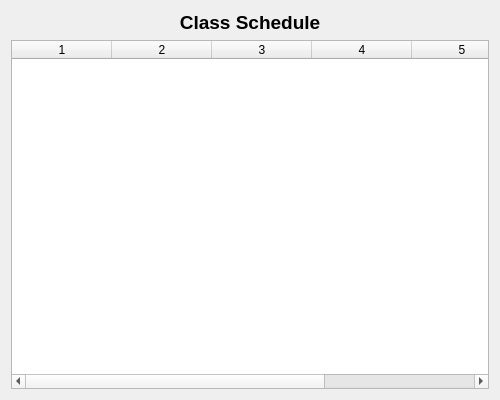
Above: StudentPanel/StudentSchedule.ui from sarimkhan4/SchoolManagementSystem before the change. Below: the same form after it.
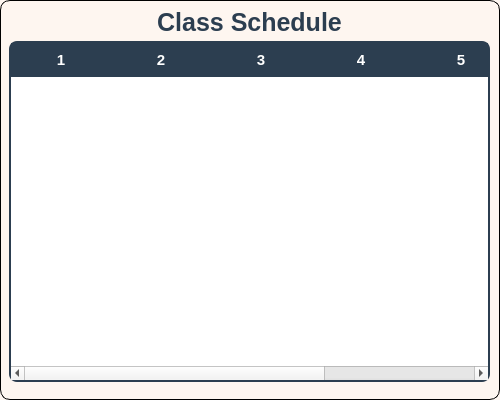
That is the form after the change.

Commit message: Created a UI for AdminPanel (6 files), StudentPanel (6 files), TeacherPanel (5 files), Login.

What changed in the file:
```diff
--- a/StudentPanel/StudentSchedule.ui
+++ b/StudentPanel/StudentSchedule.ui
@@ -13,27 +13,89 @@
   <property name="windowTitle">
    <string>Class Schedule</string>
   </property>
-  <layout class="QVBoxLayout" name="verticalLayout">
-   <item>
+  <property name="styleSheet">
+   <string notr="true">QDialog#StudentSchedule {
+        background-color: #fef6f0   ;
+        border: 1px solid black;
+        border-radius: 10%;
+}</string>
+  </property>
     <widget class="QLabel" name="label">
+   <property name="geometry">
+    <rect>
+     <x>9</x>
+     <y>9</y>
+     <width>481</width>
+     <height>26</height>
+    </rect>
+   </property>
      <property name="font">
       <font>
-       <pointsize>14</pointsize>
+     <pointsize>-1</pointsize>
        <bold>true</bold>
       </font>
      </property>
+   <property name="styleSheet">
+    <string notr="true">QLabel#label {
+        font-size: 25px;
+color: #2c3e50 ;
+}</string>
+   </property>
      <property name="text">
       <string>Class Schedule</string>
      </property>
      <property name="alignment">
-      <set>Qt::AlignCenter</set>
-     </property>
-    </widget>
-   </item>
-   <item>
+    <set>Qt::AlignmentFlag::AlignCenter</set>
+   </property>
+  </widget>
     <widget class="QTableWidget" name="tableWidget">
-     <property name="columnCount">
-      <number>6</number>
+   <property name="geometry">
+    <rect>
+     <x>9</x>
+     <y>41</y>
+     <width>481</width>
+     <height>341</height>
+    </rect>
+   </property>
+   <property name="styleSheet">
+    <string notr="true">QTableWidget#tableWidget {
+    border: 1.5px solid #2c3e50;
+    border-radius: 8px;
+    background-color: #ffffff;
+    font-family: 'Segoe UI', sans-serif;
+    font-size: 11pt;
+    color: #2c3e50;
+    gridline-color: #ecf0f1;
+    alternate-background-color: #f7f9fa;
+    selection-background-color: #d6eaf8;
+    selection-color: #1a252f;
+}
+
+QHeaderView::section {
+    background-color: #2c3e50;
+    color: white;
+    font-weight: bold;
+    font-size: 11pt;
+    padding: 6px;
+    border: none;
+    font-family: 'Segoe UI', sans-serif;
+}
+
+QTableWidget QTableCornerButton::section {
+    background-color: #2c3e50;
+    border: none;
+}
+
+QTableWidget::item {
+    padding: 8px 10px;
+    font-size: 9pt;
+}
+
+QTableWidget::item:selected {
+    background-color: #d6eaf8;
+    color: #1a252f;
+}
+</string>
      </property>
      <property name="rowCount">
       <number>0</number>
@@ -48,9 +110,13 @@
        <string>Room</string>
       </stringlist>
      </property>
-    </widget>
-   </item>
-  </layout>
+   <column/>
+   <column/>
+   <column/>
+   <column/>
+   <column/>
+   <column/>
+  </widget>
  </widget>
  <resources/>
  <connections/>
```
Left out of the diff: 5 changed lines with no effect on the pictures. Lines whose indentation alone changed are shown as unchanged. The commit also changes 13 other files.
